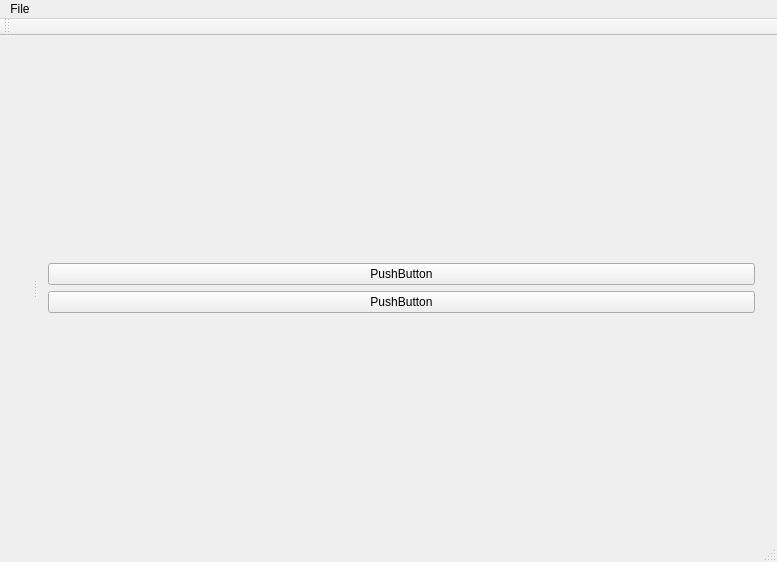
Old version of the form MapCreator/mainwindow.ui in the repository Antoniolm/Map_Creator-Qt5.
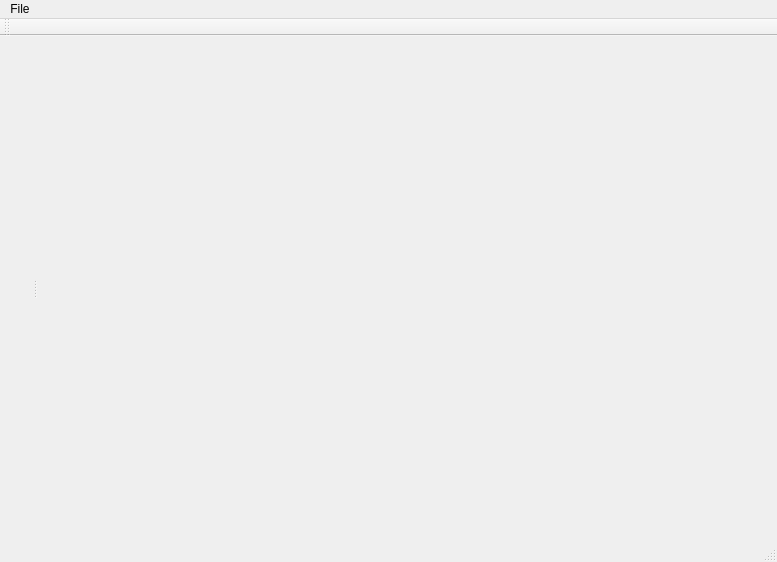
New version of the form.

Patch:
```diff
--- a/MapCreator/mainwindow.ui
+++ b/MapCreator/mainwindow.ui
@@ -21,35 +21,14 @@
        <enum>Qt::Horizontal</enum>
       </property>
       <widget class="QWidget" name="horizontalLayoutWidget">
-       <layout class="QHBoxLayout" name="map_section" stretch="">
+       <layout class="QHBoxLayout" name="map_section">
         <property name="sizeConstraint">
          <enum>QLayout::SetFixedSize</enum>
         </property>
        </layout>
       </widget>
       <widget class="QWidget" name="verticalLayoutWidget">
-       <layout class="QVBoxLayout" name="texture_section">
-        <item>
-         <widget class="QPushButton" name="pushButton_2">
-          <property name="sizePolicy">
-           <sizepolicy hsizetype="Minimum" vsizetype="Fixed">
-            <horstretch>0</horstretch>
-            <verstretch>0</verstretch>
-           </sizepolicy>
-          </property>
-          <property name="text">
-           <string>PushButton</string>
-          </property>
-         </widget>
-        </item>
-        <item>
-         <widget class="QPushButton" name="pushButton">
-          <property name="text">
-           <string>PushButton</string>
-          </property>
-         </widget>
-        </item>
-       </layout>
+       <layout class="QVBoxLayout" name="texture_section"/>
       </widget>
      </widget>
     </item>
```
